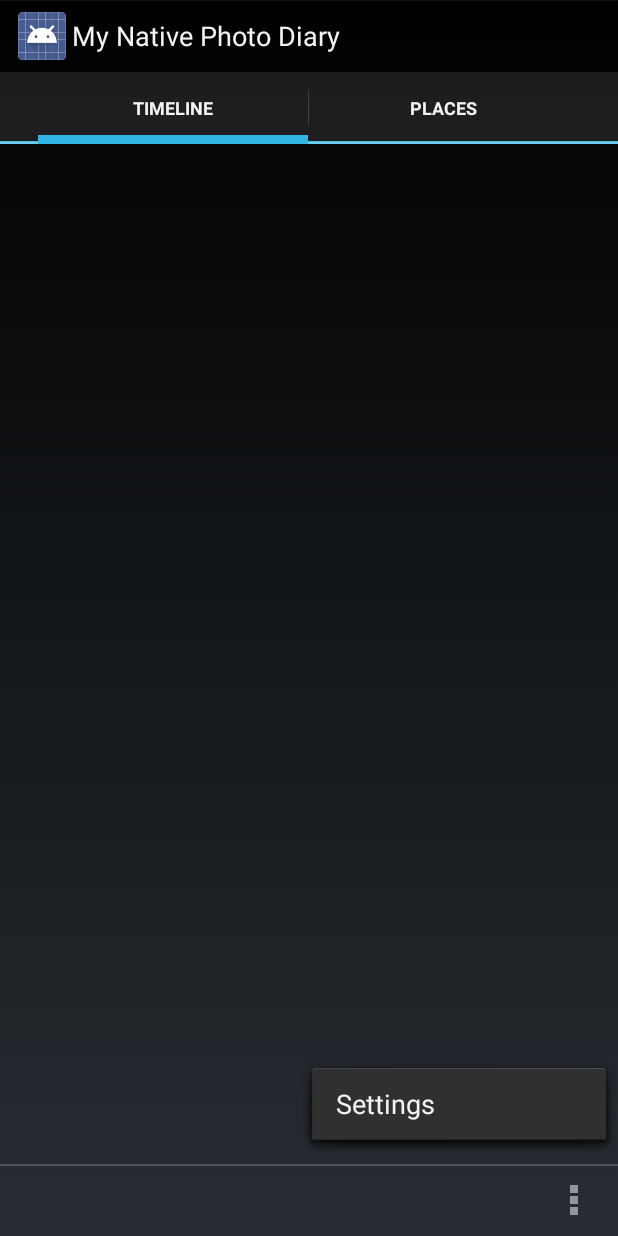
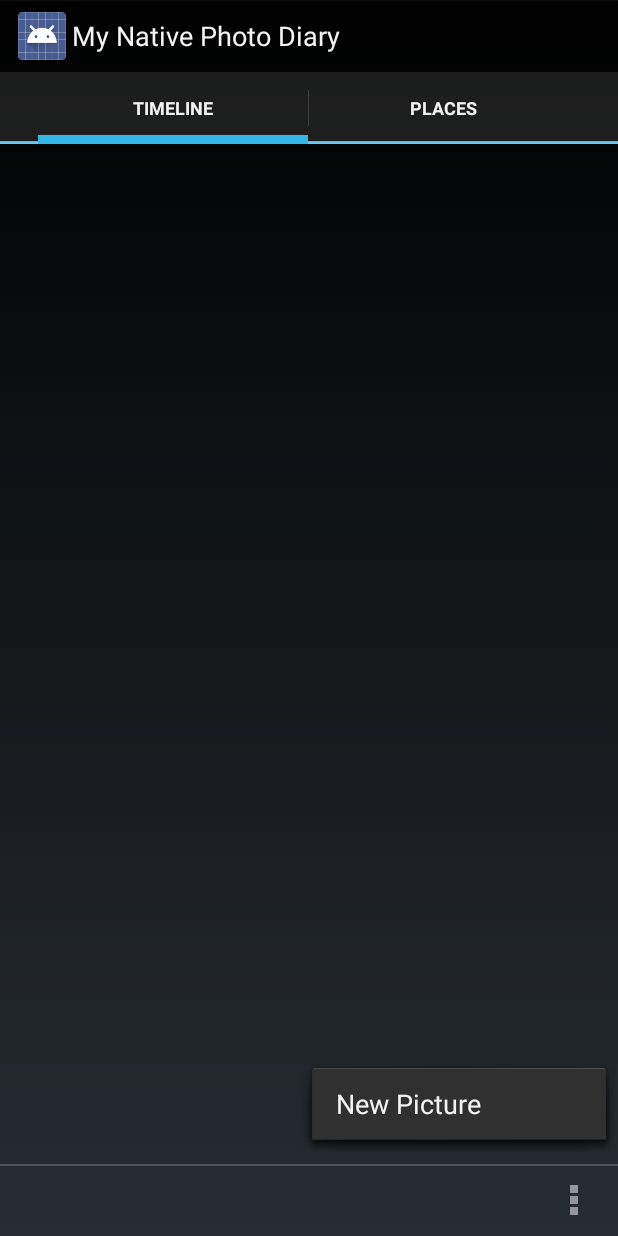
Before and after one commit to dcampogiani/My-Native-Photo-Diary, an Android app: the screen it shows after launch (MainActivity), with the options menu open, on a phone screen of 412 x 824 dp. Run offline under Robolectric (Android 15) with nearby library versions, the phone set to English and light mode, and no system bars.

Commit message:
added action button

```diff
--- a/MyNativePhotoDiary/src/main/java/com/danielecampogiani/mynativephotodiary/activities/MainActivity.java
+++ b/MyNativePhotoDiary/src/main/java/com/danielecampogiani/mynativephotodiary/activities/MainActivity.java
@@ -57,7 +57,7 @@ public class MainActivity extends Activity {
         // automatically handle clicks on the Home/Up button, so long
         // as you specify a parent activity in AndroidManifest.xml.
         int id = item.getItemId();
-        if (id == R.id.action_settings) {
+        if (id == R.id.action_new_picture) {
             return true;
         }
         return super.onOptionsItemSelected(item);
--- a/MyNativePhotoDiary/src/main/res/menu/main.xml
+++ b/MyNativePhotoDiary/src/main/res/menu/main.xml
@@ -1,9 +1,11 @@
 <menu xmlns:android="http://schemas.android.com/apk/res/android"
-    xmlns:app="http://schemas.android.com/apk/res-auto"
+    xmlns:nativeDiary="http://schemas.android.com/apk/res-auto"
     xmlns:tools="http://schemas.android.com/tools"
     tools:context="com.danielecampogiani.mynativephotodiary.activities.MainActivity" >
-    <item android:id="@+id/action_settings"
-        android:title="@string/action_settings"
+    <item android:id="@+id/action_new_picture"
+        android:title="@string/action_new_picture"
         android:orderInCategory="100"
-        app:showAsAction="never" />
+        android:icon="@drawable/abc_ic_menu_share_holo_dark"
+        nativeDiary:showAsAction="ifRoom"/>
+
 </menu>
--- a/MyNativePhotoDiary/src/main/res/values/strings.xml
+++ b/MyNativePhotoDiary/src/main/res/values/strings.xml
@@ -4,6 +4,7 @@
     <string name="app_name">My Native Photo Diary</string>
     <string name="hello_world">Hello world!</string>
     <string name="action_settings">Settings</string>
+    <string name="action_new_picture">New Picture</string>
     <string name="hello_places_fragment">Hello places fragment</string>
 
 </resources>
```
